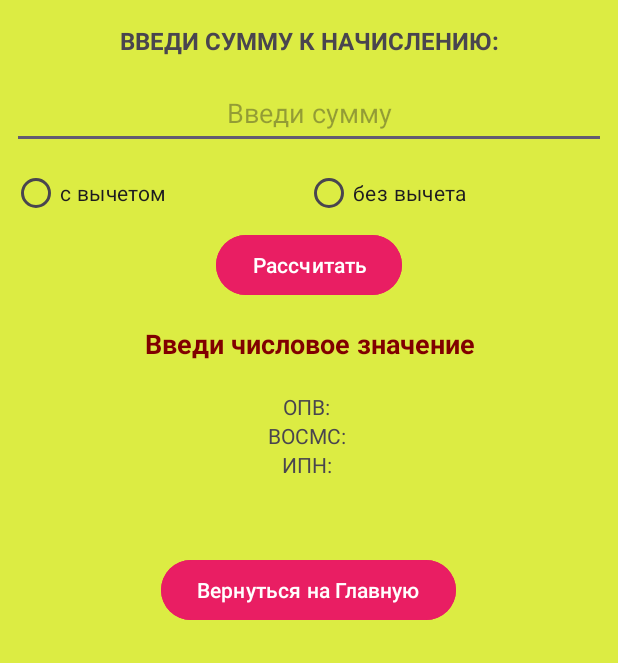
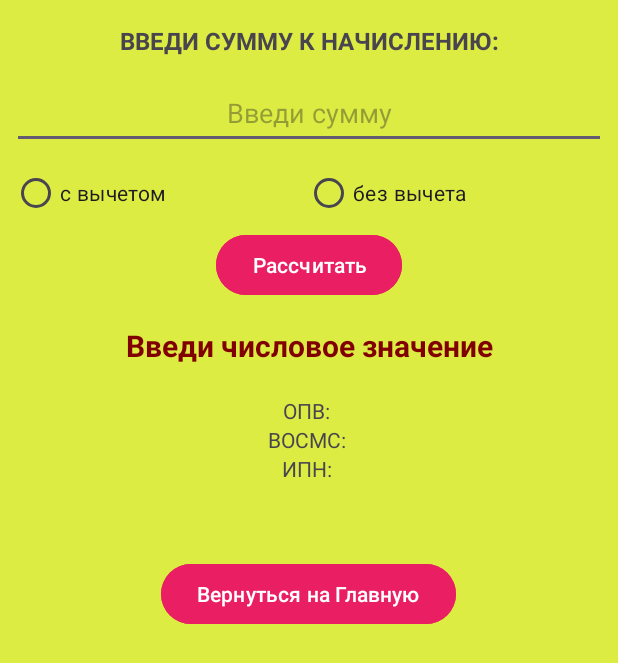
Before and after one commit to zzhalelov/payslip-pro-mobile-java, an Android app: the SecondActivity screen opened directly, with no data from a screen before it, after a tap on "Рассчитать", on a phone screen of 412 x 824 dp. Shown: the top 663 px of the screen. Run offline under Robolectric (Android 15) with nearby library versions, the phone set to English and light mode, and no system bars.

Commit message:
Set text size in textViewResult

```diff
--- a/app/src/main/res/layout/activity_second.xml
+++ b/app/src/main/res/layout/activity_second.xml
@@ -68,7 +68,7 @@
         android:layout_marginTop="16dp"
         android:text="Результат: "
         android:textAlignment="center"
-        android:textSize="18sp"
+        android:textSize="20sp"
         android:textStyle="bold" />
 
     <TextView
--- a/app/src/main/res/layout/activity_third.xml
+++ b/app/src/main/res/layout/activity_third.xml
@@ -68,7 +68,7 @@
         android:layout_marginTop="16dp"
         android:text="Результат: "
         android:textAlignment="center"
-        android:textSize="18sp"
+        android:textSize="20sp"
         android:textStyle="bold" />
 
     <TextView
```
